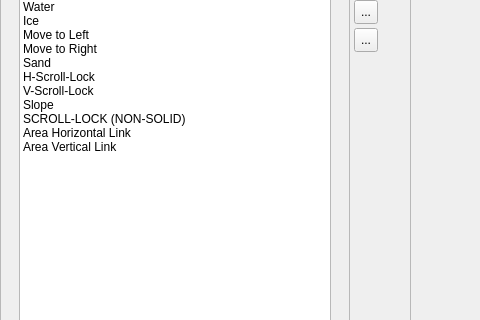
Above: editor/mainwindow_tab/map_tab.ui from protoman/firefly before the change; both pictures show x 0 to 480 and y 190 to 510 of the 1042 by 993 pixel window. Below: the same form after it.
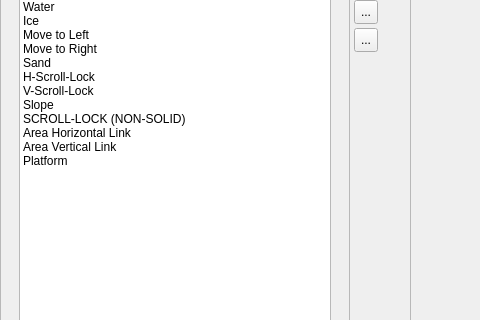
That is the form after the change. The open tabs and pages were chosen to show the change. Icons and pictures are not drawn. Custom widgets are drawn as their Qt base class.

```diff
--- a/editor/mainwindow_tab/map_tab.ui
+++ b/editor/mainwindow_tab/map_tab.ui
@@ -415,6 +415,16 @@
                 </iconset>
                </property>
               </item>
+              <item>
+               <property name="text">
+                <string>Platform</string>
+               </property>
+               <property name="icon">
+                <iconset>
+                 <normalon>:/toolbar_icons/platform.png</normalon>
+                </iconset>
+               </property>
+              </item>
              </widget>
             </item>
            </layout>
```
Left out of the diff: 2 changed lines with no effect on the pictures.
